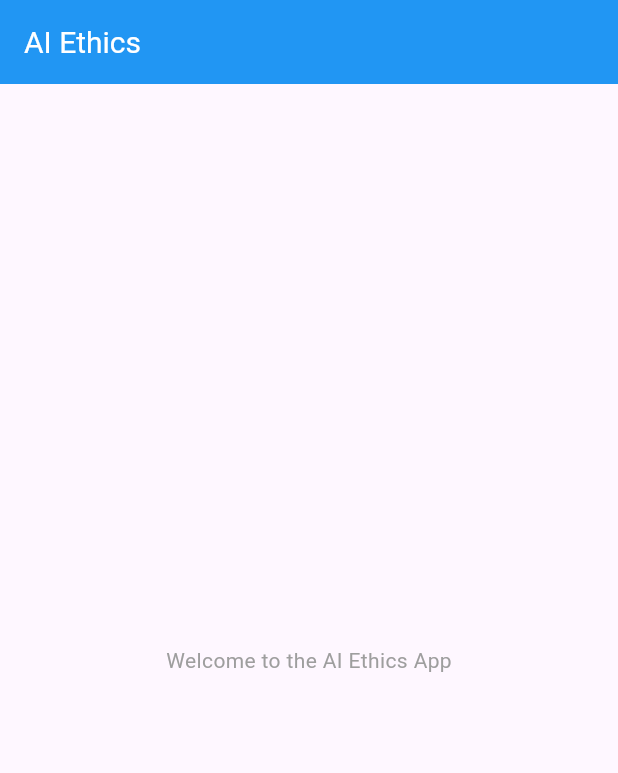
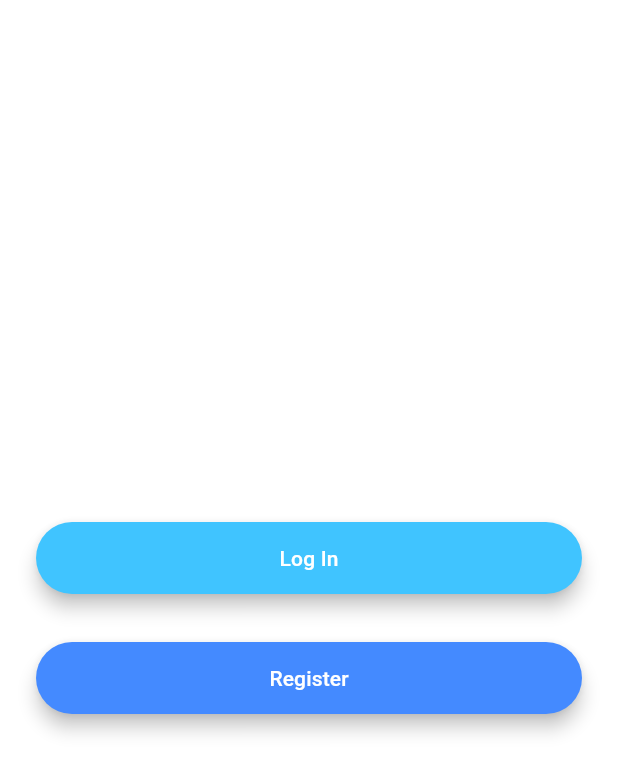
Before and after one commit to francescalamarca/ai_app_ethics, a Flutter app: the screen it shows after launch, on a phone screen of 412 x 824 dp. Shown: the top 773 px of the screen. Run offline on Flutter 3.47's test engine with Material 3 defaults, Android fonts, the phone set to English and light mode, and no system bars; our stand-ins replace firebase_auth, firebase_core, modal_progress_hud_nsn; accounts and stored records are empty; statements that could not run were skipped.

Commit message:
log in, sign up page, home page created

```diff
--- a/lib/main.dart
+++ b/lib/main.dart
@@ -1,6 +1,10 @@
 import 'package:flutter/material.dart';
-import 'firebase_options.dart'; // Import the generated options file
 import 'package:firebase_core/firebase_core.dart';
+import 'firebase_options.dart';
+import 'welcome_screen.dart';
+import 'home_screen.dart';
+import 'signup_screen.dart';
+import 'login_screen.dart';
 
 void main() async {
   WidgetsFlutterBinding.ensureInitialized();
@@ -11,118 +15,17 @@
 }
 
 class MyApp extends StatelessWidget {
-  const MyApp({super.key});
+  // This widget is the root of your application.
   @override
   Widget build(BuildContext context) {
     return MaterialApp(
-      title: 'AI Ethics App',
-      theme: ThemeData(
-        primarySwatch: Colors.blue, // Sets the primary color for your app
-        brightness: Brightness.light, // Light or dark theme
-        // You can customize other properties as needed
-        textTheme: TextTheme(
-          bodyText1: TextStyle(fontSize: 16.0, color: Colors.black),
-          bodyText2: TextStyle(fontSize: 14.0, color: Colors.grey),
-        ),
-        appBarTheme: AppBarTheme(
-          backgroundColor: Colors.blue,
-          titleTextStyle: TextStyle(color: Colors.white, fontSize: 20),
-        ),
-      ),
-      home: Scaffold(
-        appBar: AppBar(title: Text('AI Ethics')),
-        body: Center(child: Text('Welcome to the AI Ethics App')),
-      ),
+      initialRoute: 'welcome_screen',
+      routes: {
+        'welcome_screen': (context) => WelcomeScreen(),
+        'registration_screen': (context) => RegistrationScreen(),
+        'login_screen': (context) => LoginScreen(),
+        'home_screen': (context) => HomeScreen()
+      },
     );
   }
 }
-
-
-class MyHomePage extends StatefulWidget {
-  const MyHomePage({super.key, required this.title});
-
-  // This widget is the home page of your application. It is stateful, meaning
-  // that it has a State object (defined below) that contains fields that affect
-  // how it looks.
-
-  // This class is the configuration for the state. It holds the values (in this
-  // case the title) provided by the parent (in this case the App widget) and
-  // used by the build method of the State. Fields in a Widget subclass are
-  // always marked "final".
-
-  final String title;
-
-  @override
-  State<MyHomePage> createState() => _MyHomePageState();
-}
-
-class _MyHomePageState extends State<MyHomePage> {
-  int _counter = 0;
-
-  void _incrementCounter() {
-      setState(() {
-      // This call to setState tells the Flutter framework that something has
-      // changed in this State, which causes it to rerun the build method below
-      // so that the display can reflect the updated values. If we changed
-      // _counter without calling setState(), then the build method would not be
-      // called again, and so nothing would appear to happen.
-      _counter++;
-      });
-    }
-  }
-
-  @override
-  Widget build(BuildContext context) {
-    // This method is rerun every time setState is called, for instance as done
-    // by the _incrementCounter method above.
-    //
-    // The Flutter framework has been optimized to make rerunning build methods
-    // fast, so that you can just rebuild anything that needs updating rather
-    // than having to individually change instances of widgets.
-    return Scaffold(
-      appBar: AppBar(
-        // TRY THIS: Try changing the color here to a specific color (to
-        // Colors.amber, perhaps?) and trigger a hot reload to see the AppBar
-        // change color while the other colors stay the same.
-        backgroundColor: Theme.of(context).colorScheme.inversePrimary,
-        // Here we take the value from the MyHomePage object that was created by
-        // the App.build method, and use it to set our appbar title.
-        title: Text(widget.title),
-      ),
-      body: Center(
-        // Center is a layout widget. It takes a single child and positions it
-        // in the middle of the parent.
-        child: Column(
-          // Column is also a layout widget. It takes a list of children and
-          // arranges them vertically. By default, it sizes itself to fit its
-          // children horizontally, and tries to be as tall as its parent.
-          //
-          // Column has various properties to control how it sizes itself and
-          // how it positions its children. Here we use mainAxisAlignment to
-          // center the children vertically; the main axis here is the vertical
-          // axis because Columns are vertical (the cross axis would be
-          // horizontal).
-          //
-          // TRY THIS: Invoke "debug painting" (choose the "Toggle Debug Paint"
-          // action in the IDE, or press "p" in the console), to see the
-          // wireframe for each widget.
-          mainAxisAlignment: MainAxisAlignment.center,
-          children: <Widget>[
-            const Text(
-              'You have pushed the button this many times:',
-            ),
-              Text(
-              '$_counter',
-              style: Theme.of(context).textTheme.headlineMedium,
-              ),
-          ],
-        ),
-      ),
-      floatingActionButton: FloatingActionButton(
-        onPressed: _incrementCounter,
-        tooltip: 'Increment',
-        child: const Icon(Icons.add),
-      ), // This trailing comma makes auto-formatting nicer for build methods.
-    );
-  }
-}
--- /dev/null
+++ b/lib/rounded_button.dart
@@ -0,0 +1,30 @@
+import 'package:flutter/material.dart';
+
+class RoundedButton extends StatelessWidget {
+  RoundedButton(
+      {required this.colour, required this.title, required this.onPressed});
+  final Color colour;
+  final String title;
+  final VoidCallback?  onPressed;
+  @override
+  Widget build(BuildContext context) {
+    return Padding(
+      padding: EdgeInsets.symmetric(vertical: 16.0),
+      child: Material(
+        elevation: 5.0,
+        color: colour,
+        borderRadius: BorderRadius.circular(30.0),
+        child: MaterialButton(
+          onPressed: onPressed,
+          //Go to login screen.
+          minWidth: 200.0,
+          height: 42.0,
+          child: Text(
+            title,
+            style: TextStyle(color: Colors.white),
+          ),
+        ),
+      ),
+    );
+  }
+}
--- /dev/null
+++ b/lib/welcome_screen.dart
@@ -0,0 +1,36 @@
+import 'package:flutter/material.dart';
+import 'rounded_button.dart';
+
+class WelcomeScreen extends StatefulWidget {
+  @override
+  _WelcomeScreenState createState() => _WelcomeScreenState();
+}
+
+class _WelcomeScreenState extends State<WelcomeScreen> {
+  @override
+  Widget build(BuildContext context) {
+    return Scaffold(
+        backgroundColor: Colors.white,
+        body: Padding(
+          padding: EdgeInsets.symmetric(horizontal: 24.0),
+          child: Column(
+              mainAxisAlignment: MainAxisAlignment.center,
+              crossAxisAlignment: CrossAxisAlignment.stretch,
+              children: <Widget>[
+                RoundedButton(
+                  colour: Colors.lightBlueAccent,
+                  title: 'Log In',
+                  onPressed: () {
+                    Navigator.pushNamed(context, 'login_screen');
+                  },
+                ),
+                RoundedButton(
+                    colour: Colors.blueAccent,
+                    title: 'Register',
+                    onPressed: () {
+                      Navigator.pushNamed(context, 'registration_screen');
+                    }),
+              ]),
+        ));
+  }
+}
--- a/pubspec.yaml
+++ b/pubspec.yaml
@@ -30,13 +30,14 @@
 dependencies:
   flutter:
     sdk: flutter
-  firebase_core: 3.13.0
-  firebase_auth: 11.10.0
+  firebase_core: ^2.32.0
+  firebase_auth: 4.19.6
 
 
   # The following adds the Cupertino Icons font to your application.
   # Use with the CupertinoIcons class for iOS style icons.
   cupertino_icons: ^1.0.8
+  modal_progress_hud_nsn: ^0.5.0
 
 dev_dependencies:
   flutter_test:
```
Also changed, not shown: lib/constants.dart (added, +24 -0 lines), lib/home_screen.dart (added, +57 -0 lines), lib/login_screen.dart (added, +98 -0 lines), lib/signup_screen.dart (added, +98 -0 lines), pubspec.lock, 3 other files.
